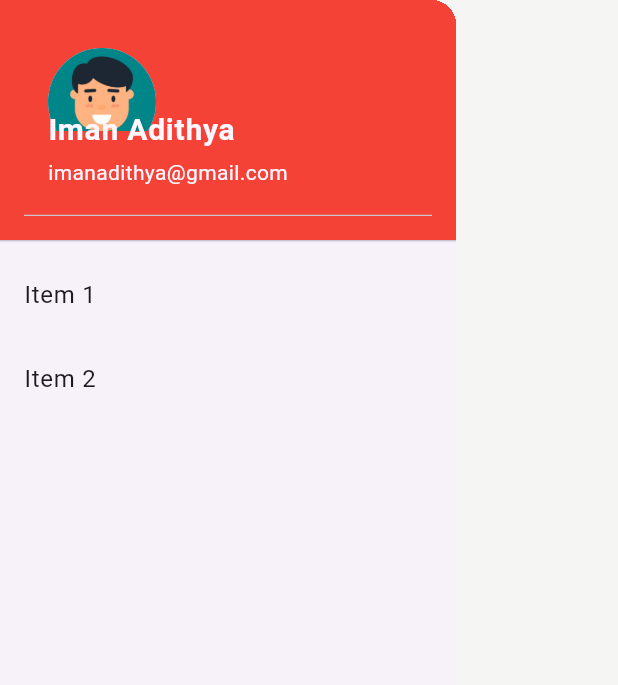
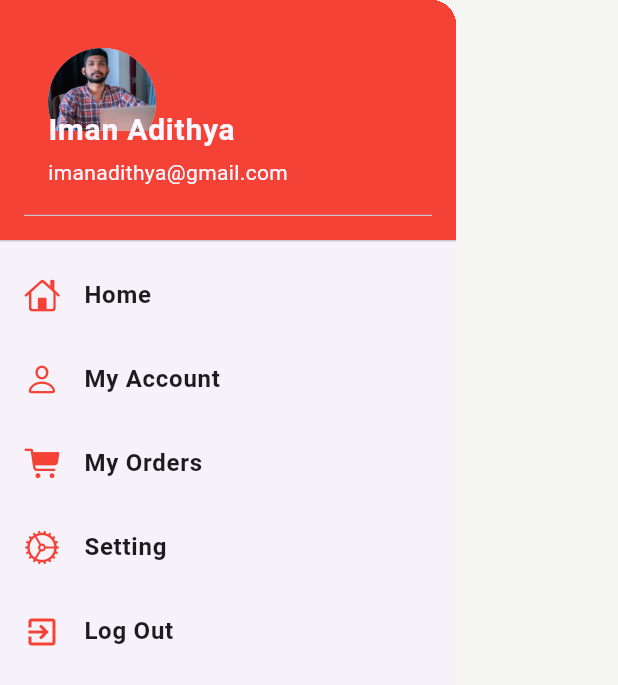
Before and after one commit to ImanAdithya/Flutter-Food-Order-App-UI, a Flutter app: the DrawWidget widget shown alone on an empty page, opened directly, on a phone screen of 412 x 824 dp. Shown: the top 685 px of the screen. Run offline on Flutter 3.47's test engine with Material 3 defaults, Android fonts, the light colour scheme and no system bars; our stand-ins replace flutter_rating_bar.

Commit message:
content updated

```diff
--- a/lib/widgets/DrawWidget.dart
+++ b/lib/widgets/DrawWidget.dart
@@ -1,3 +1,4 @@
+import 'package:flutter/cupertino.dart';
 import 'package:flutter/material.dart';
 
 class DrawWidget extends StatelessWidget {
@@ -14,24 +15,49 @@
               color: Colors.red,
             ),
             child: UserAccountsDrawerHeader(
+              currentAccountPicture: CircleAvatar(backgroundImage: AssetImage("assets/iman.jpeg")),
                 accountName: Text("Iman Adithya",style: TextStyle(fontSize: 20.0,fontWeight: FontWeight.bold),),
                 accountEmail: Text("imanadithya@gmail.com"),
-                currentAccountPicture: CircleAvatar(backgroundImage: AssetImage("assets/avatar.jpg"),),
                 decoration:BoxDecoration(
                   color: Colors.red
                 )  ,
             ),
           ),
           ListTile(
-            title: const Text('Item 1'),
+            leading: Icon(CupertinoIcons.home,color: Colors.red,),
+            title: const Text('Home',style: TextStyle(fontWeight: FontWeight.bold,fontSize: 16.0),),
             onTap: () {
             },
           ),
+
           ListTile(
-            title: const Text('Item 2'),
+            leading: Icon(CupertinoIcons.person,color: Colors.red,),
+            title: const Text('My Account',style: TextStyle(fontWeight: FontWeight.bold,fontSize: 16.0),),
             onTap: () {
             },
           ),
+
+          ListTile(
+            leading: Icon(CupertinoIcons.cart_fill,color: Colors.red,),
+            title: const Text('My Orders',style: TextStyle(fontWeight: FontWeight.bold,fontSize: 16.0),),
+            onTap: () {
+            },
+          ),
+
+          ListTile(
+            leading: Icon(CupertinoIcons.settings,color: Colors.red,),
+            title: const Text('Setting',style: TextStyle(fontWeight: FontWeight.bold,fontSize: 16.0),),
+            onTap: () {
+            },
+          ),
+
+          ListTile(
+            leading: Icon(Icons.exit_to_app,color: Colors.red,),
+            title: const Text('Log Out',style: TextStyle(fontWeight: FontWeight.bold,fontSize: 16.0),),
+            onTap: () {
+            },
+          ),
+
         ],
       ),
     );
```
